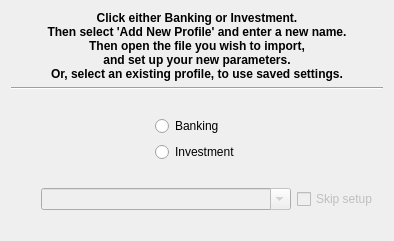
KDE/kmymoney, file kmymoney/plugins/csvimport/introwizardpage.ui: the form before one commit.
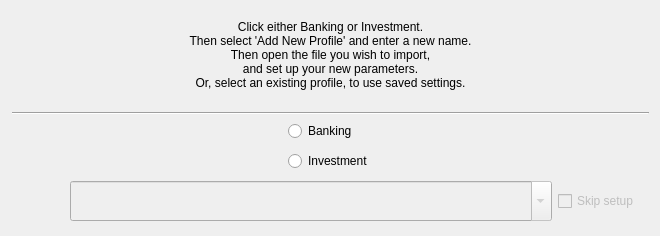
The form after the commit. Custom widgets are drawn as their Qt base class.

What changed in the file:
```diff
--- a/kmymoney/plugins/csvimport/introwizardpage.ui
+++ b/kmymoney/plugins/csvimport/introwizardpage.ui
@@ -6,29 +6,61 @@
    <rect>
     <x>0</x>
     <y>0</y>
-    <width>389</width>
-    <height>241</height>
+    <width>660</width>
+    <height>236</height>
    </rect>
   </property>
   <property name="minimumSize">
    <size>
-    <width>0</width>
+    <width>660</width>
     <height>0</height>
    </size>
   </property>
   <property name="windowTitle">
    <string>Intro Wizard Page</string>
   </property>
-  <layout class="QVBoxLayout" name="verticalLayout_3">
+  <layout class="QHBoxLayout" name="horizontalLayout" stretch="1,500">
    <item>
-    <layout class="QVBoxLayout" name="verticalLayout_2">
+    <spacer name="horizontalSpacer">
+     <property name="orientation">
+      <enum>Qt::Horizontal</enum>
+     </property>
+     <property name="sizeHint" stdset="0">
+      <size>
+       <width>40</width>
+       <height>20</height>
+      </size>
+     </property>
+    </spacer>
+   </item>
+   <item>
+    <layout class="QVBoxLayout" name="verticalLayout_2" stretch="2,20,1,13,11,1">
+     <item>
+      <spacer name="verticalSpacer_2">
+       <property name="orientation">
+        <enum>Qt::Vertical</enum>
+       </property>
+       <property name="sizeHint" stdset="0">
+        <size>
+         <width>20</width>
+         <height>40</height>
+        </size>
+       </property>
+      </spacer>
+     </item>
      <item>
       <widget class="QLabel" name="label">
+       <property name="maximumSize">
+        <size>
+         <width>16777215</width>
+         <height>16777215</height>
+        </size>
+       </property>
        <property name="font">
         <font>
          <pointsize>9</pointsize>
-         <weight>75</weight>
-         <bold>true</bold>
+         <weight>50</weight>
+         <bold>false</bold>
         </font>
        </property>
        <property name="text">
@@ -50,19 +82,6 @@
        </property>
       </widget>
      </item>
-     <item>
-      <spacer name="verticalSpacer_2">
-       <property name="orientation">
-        <enum>Qt::Vertical</enum>
-       </property>
-       <property name="sizeHint" stdset="0">
-        <size>
-         <width>372</width>
-         <height>13</height>
-        </size>
-       </property>
-      </spacer>
-     </item>
      <item>
       <layout class="QHBoxLayout" name="horizontalLayout_radio">
        <item>
@@ -85,6 +104,12 @@
            <property name="enabled">
             <bool>true</bool>
            </property>
+           <property name="minimumSize">
+            <size>
+             <width>28</width>
+             <height>0</height>
+            </size>
+           </property>
            <property name="text">
             <string>Banking</string>
            </property>
@@ -95,6 +120,12 @@
            <property name="enabled">
             <bool>true</bool>
            </property>
+           <property name="minimumSize">
+            <size>
+             <width>0</width>
+             <height>28</height>
+            </size>
+           </property>
            <property name="text">
             <string>Investment</string>
            </property>
@@ -117,19 +148,6 @@
        </item>
       </layout>
      </item>
-     <item>
-      <spacer name="verticalSpacer_3">
-       <property name="orientation">
-        <enum>Qt::Vertical</enum>
-       </property>
-       <property name="sizeHint" stdset="0">
-        <size>
-         <width>372</width>
-         <height>13</height>
-        </size>
-       </property>
-      </spacer>
-     </item>
      <item>
       <layout class="QHBoxLayout" name="horizontalLayout_combo" stretch="12,100,5,2">
        <item>
@@ -150,6 +168,12 @@
          <property name="enabled">
           <bool>false</bool>
          </property>
+         <property name="minimumSize">
+          <size>
+           <width>0</width>
+           <height>40</height>
+          </size>
+         </property>
          <property name="toolTip">
           <string>To add a new profile, enter its name then click Return.
 Or, select an existing profile.
@@ -168,6 +192,12 @@
          <property name="enabled">
           <bool>false</bool>
          </property>
+         <property name="minimumSize">
+          <size>
+           <width>0</width>
+           <height>28</height>
+          </size>
+         </property>
          <property name="toolTip">
           <string>Select to bypass profile setup.
 Only useful if a profile has already been setup.</string>
@@ -200,7 +230,7 @@
        <property name="sizeHint" stdset="0">
         <size>
          <width>20</width>
-         <height>13</height>
+         <height>40</height>
         </size>
        </property>
       </spacer>
```
